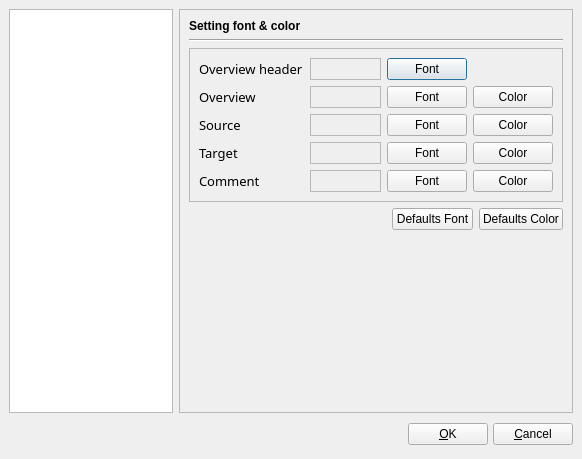
Qt form pootling/ui/Preference.ui (cc-archive/pootle) before a commit.
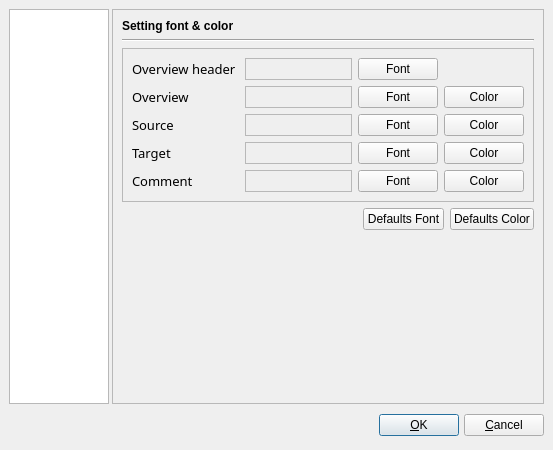
The same form after that commit. The open tabs and pages were chosen to show the change.

Commit message: Improve interface of Preferece dialog, MainEditor, and tmSetting

Diff of the .ui file:
```diff
--- a/pootling/ui/Preference.ui
+++ b/pootling/ui/Preference.ui
@@ -5,8 +5,8 @@
    <rect>
     <x>0</x>
     <y>0</y>
-    <width>582</width>
-    <height>459</height>
+    <width>553</width>
+    <height>450</height>
    </rect>
   </property>
   <property name="sizePolicy" >
@@ -27,6 +27,66 @@
    <property name="spacing" >
     <number>6</number>
    </property>
+   <item row="1" column="1" >
+    <layout class="QHBoxLayout" >
+     <property name="margin" >
+      <number>0</number>
+     </property>
+     <property name="spacing" >
+      <number>5</number>
+     </property>
+     <item>
+      <spacer>
+       <property name="orientation" >
+        <enum>Qt::Horizontal</enum>
+       </property>
+       <property name="sizeHint" >
+        <size>
+         <width>287</width>
+         <height>31</height>
+        </size>
+       </property>
+      </spacer>
+     </item>
+     <item>
+      <widget class="QPushButton" name="okButton" >
+       <property name="sizePolicy" >
+        <sizepolicy>
+         <hsizetype>1</hsizetype>
+         <vsizetype>0</vsizetype>
+         <horstretch>0</horstretch>
+         <verstretch>0</verstretch>
+        </sizepolicy>
+       </property>
+       <property name="text" >
+        <string>&amp;OK</string>
+       </property>
+      </widget>
+     </item>
+     <item>
+      <widget class="QPushButton" name="cancelButton" >
+       <property name="text" >
+        <string>&amp;Cancel</string>
+       </property>
+      </widget>
+     </item>
+    </layout>
+   </item>
+   <item row="0" column="0" colspan="2" >
+    <widget class="QFrame" name="frame" >
+     <property name="frameShape" >
+      <enum>QFrame::NoFrame</enum>
+     </property>
+     <property name="frameShadow" >
+      <enum>QFrame::Raised</enum>
+     </property>
+     <layout class="QGridLayout" >
+      <property name="margin" >
+       <number>0</number>
+      </property>
+      <property name="spacing" >
+       <number>3</number>
+      </property>
    <item row="0" column="1" >
     <widget class="QStackedWidget" name="stackedWidget" >
      <property name="sizePolicy" >
@@ -37,6 +97,12 @@
        <verstretch>0</verstretch>
       </sizepolicy>
      </property>
+        <property name="minimumSize" >
+         <size>
+          <width>0</width>
+          <height>0</height>
+         </size>
+        </property>
      <property name="frameShape" >
       <enum>QFrame::StyledPanel</enum>
      </property>
@@ -130,7 +196,7 @@
         </widget>
        </item>
        <item row="2" column="0" >
-        <widget class="QFrame" name="frame" >
+           <widget class="QFrame" name="frame_2" >
          <property name="sizePolicy" >
           <sizepolicy>
            <hsizetype>7</hsizetype>
@@ -392,24 +458,18 @@
        <property name="spacing" >
         <number>6</number>
        </property>
-       <item row="0" column="0" >
-        <widget class="QLabel" name="label_4" >
-         <property name="font" >
-          <font>
-           <pointsize>9</pointsize>
-           <weight>75</weight>
-           <bold>true</bold>
-          </font>
+          <item row="3" column="1" >
+           <widget class="QPushButton" name="bntDefaultsFont" >
+            <property name="sizePolicy" >
+             <sizepolicy>
+              <hsizetype>0</hsizetype>
+              <vsizetype>0</vsizetype>
+              <horstretch>0</horstretch>
+              <verstretch>0</verstretch>
+             </sizepolicy>
          </property>
          <property name="text" >
-          <string>Setting font &amp; color</string>
-         </property>
-        </widget>
-       </item>
-       <item row="1" column="0" colspan="3" >
-        <widget class="Line" name="line_2" >
-         <property name="orientation" >
-          <enum>Qt::Horizontal</enum>
+             <string>Defaults Font</string>
          </property>
         </widget>
        </item>
@@ -440,7 +500,7 @@
            <widget class="QLabel" name="label2_4" >
             <property name="sizePolicy" >
              <sizepolicy>
-              <hsizetype>0</hsizetype>
+                 <hsizetype>7</hsizetype>
               <vsizetype>0</vsizetype>
               <horstretch>0</horstretch>
               <verstretch>0</verstretch>
@@ -471,106 +531,11 @@
             </property>
            </widget>
           </item>
-          <item row="0" column="2" >
-           <widget class="QPushButton" name="bntFontOverviewHeader" >
-            <property name="sizePolicy" >
-             <sizepolicy>
-              <hsizetype>0</hsizetype>
-              <vsizetype>0</vsizetype>
-              <horstretch>0</horstretch>
-              <verstretch>0</verstretch>
-             </sizepolicy>
-            </property>
-            <property name="text" >
-             <string>Font</string>
-            </property>
-           </widget>
-          </item>
-          <item row="0" column="1" >
-           <widget class="QLabel" name="lblOverViewHeader" >
-            <property name="sizePolicy" >
-             <sizepolicy>
-              <hsizetype>7</hsizetype>
-              <vsizetype>0</vsizetype>
-              <horstretch>0</horstretch>
-              <verstretch>0</verstretch>
-             </sizepolicy>
-            </property>
-            <property name="font" >
-             <font>
-              <family>Sans Serif</family>
-              <pointsize>11</pointsize>
-              <weight>50</weight>
-              <italic>false</italic>
-              <bold>false</bold>
-              <underline>false</underline>
-              <strikeout>false</strikeout>
-             </font>
-            </property>
-            <property name="frameShape" >
-             <enum>QFrame::StyledPanel</enum>
-            </property>
-            <property name="text" >
-             <string/>
-            </property>
-           </widget>
-          </item>
-          <item row="1" column="3" >
-           <widget class="QPushButton" name="btnColorOverview" >
-            <property name="text" >
-             <string>Color</string>
-            </property>
-           </widget>
-          </item>
-          <item row="1" column="2" >
-           <widget class="QPushButton" name="bntFontOverview" >
-            <property name="sizePolicy" >
-             <sizepolicy>
-              <hsizetype>0</hsizetype>
-              <vsizetype>0</vsizetype>
-              <horstretch>0</horstretch>
-              <verstretch>0</verstretch>
-             </sizepolicy>
-            </property>
-            <property name="text" >
-             <string>Font</string>
-            </property>
-           </widget>
-          </item>
-          <item row="1" column="1" >
-           <widget class="QLabel" name="lblOverView" >
-            <property name="sizePolicy" >
-             <sizepolicy>
-              <hsizetype>7</hsizetype>
-              <vsizetype>0</vsizetype>
-              <horstretch>0</horstretch>
-              <verstretch>0</verstretch>
-             </sizepolicy>
-            </property>
-            <property name="font" >
-             <font>
-              <family>Sans Serif</family>
-              <pointsize>11</pointsize>
-              <weight>50</weight>
-              <italic>false</italic>
-              <bold>false</bold>
-              <underline>false</underline>
-              <strikeout>false</strikeout>
-             </font>
-            </property>
-            <property name="frameShape" >
-             <enum>QFrame::StyledPanel</enum>
-            </property>
-            <property name="text" >
-             <string/>
-            </property>
-           </widget>
-          </item>
           <item row="1" column="0" >
            <widget class="QLabel" name="label2_5" >
             <property name="sizePolicy" >
              <sizepolicy>
-              <hsizetype>0</hsizetype>
+                 <hsizetype>7</hsizetype>
               <vsizetype>0</vsizetype>
               <horstretch>0</horstretch>
               <verstretch>0</verstretch>
@@ -601,113 +566,11 @@
             </property>
            </widget>
           </item>
-          <item row="3" column="2" >
-           <widget class="QPushButton" name="bntFontTarget" >
-            <property name="sizePolicy" >
-             <sizepolicy>
-              <hsizetype>0</hsizetype>
-              <vsizetype>0</vsizetype>
-              <horstretch>0</horstretch>
-              <verstretch>0</verstretch>
-             </sizepolicy>
-            </property>
-            <property name="text" >
-             <string>Font</string>
-            </property>
-           </widget>
-          </item>
-          <item row="4" column="1" >
-           <widget class="QLabel" name="lblComment" >
-            <property name="sizePolicy" >
-             <sizepolicy>
-              <hsizetype>7</hsizetype>
-              <vsizetype>0</vsizetype>
-              <horstretch>0</horstretch>
-              <verstretch>0</verstretch>
-             </sizepolicy>
-            </property>
-            <property name="font" >
-             <font>
-              <family>Sans Serif</family>
-              <pointsize>11</pointsize>
-              <weight>50</weight>
-              <italic>false</italic>
-              <bold>false</bold>
-              <underline>false</underline>
-              <strikeout>false</strikeout>
-             </font>
-            </property>
-            <property name="frameShape" >
-             <enum>QFrame::StyledPanel</enum>
-            </property>
-            <property name="text" >
-             <string/>
-            </property>
-           </widget>
-          </item>
-          <item row="3" column="1" >
-           <widget class="QLabel" name="lblTarget" >
-            <property name="sizePolicy" >
-             <sizepolicy>
-              <hsizetype>7</hsizetype>
-              <vsizetype>0</vsizetype>
-              <horstretch>0</horstretch>
-              <verstretch>0</verstretch>
-             </sizepolicy>
-            </property>
-            <property name="font" >
-             <font>
-              <family>Sans Serif</family>
-              <pointsize>11</pointsize>
-              <weight>50</weight>
-              <italic>false</italic>
-              <bold>false</bold>
-              <underline>false</underline>
-              <strikeout>false</strikeout>
-             </font>
-            </property>
-            <property name="frameShape" >
-             <enum>QFrame::StyledPanel</enum>
-            </property>
-            <property name="text" >
-             <string/>
-            </property>
-           </widget>
-          </item>
-          <item row="2" column="1" >
-           <widget class="QLabel" name="lblSource" >
-            <property name="sizePolicy" >
-             <sizepolicy>
-              <hsizetype>7</hsizetype>
-              <vsizetype>0</vsizetype>
-              <horstretch>0</horstretch>
-              <verstretch>0</verstretch>
-             </sizepolicy>
-            </property>
-            <property name="font" >
-             <font>
-              <family>Sans Serif</family>
-              <pointsize>11</pointsize>
-              <weight>50</weight>
-              <italic>false</italic>
-              <bold>false</bold>
-              <underline>false</underline>
-              <strikeout>false</strikeout>
-             </font>
-            </property>
-            <property name="frameShape" >
-             <enum>QFrame::StyledPanel</enum>
-            </property>
-            <property name="text" >
-             <string/>
-            </property>
-           </widget>
-          </item>
           <item row="2" column="0" >
            <widget class="QLabel" name="Source_2" >
             <property name="sizePolicy" >
              <sizepolicy>
-              <hsizetype>0</hsizetype>
+                 <hsizetype>7</hsizetype>
               <vsizetype>0</vsizetype>
               <horstretch>0</horstretch>
               <verstretch>0</verstretch>
@@ -729,18 +592,29 @@
             </property>
            </widget>
           </item>
-          <item row="2" column="2" >
-           <widget class="QPushButton" name="bntFontSource" >
+             <item row="3" column="0" >
+              <widget class="QLabel" name="label4_3" >
             <property name="sizePolicy" >
              <sizepolicy>
-              <hsizetype>0</hsizetype>
+                 <hsizetype>7</hsizetype>
               <vsizetype>0</vsizetype>
               <horstretch>0</horstretch>
               <verstretch>0</verstretch>
              </sizepolicy>
             </property>
+               <property name="font" >
+                <font>
+                 <family>Sans Serif</family>
+                 <pointsize>10</pointsize>
+                 <weight>50</weight>
+                 <italic>false</italic>
+                 <bold>false</bold>
+                 <underline>false</underline>
+                 <strikeout>false</strikeout>
+                </font>
+               </property>
             <property name="text" >
-             <string>Font</string>
+                <string>Target</string>
             </property>
            </widget>
           </item>
@@ -748,7 +622,7 @@
            <widget class="QLabel" name="lblsupportteam_2" >
             <property name="sizePolicy" >
              <sizepolicy>
-              <hsizetype>0</hsizetype>
+                 <hsizetype>7</hsizetype>
               <vsizetype>0</vsizetype>
               <horstretch>0</horstretch>
               <verstretch>0</verstretch>
@@ -770,6 +644,20 @@
             </property>
            </widget>
           </item>
+             <item row="2" column="3" >
+              <widget class="QPushButton" name="btnColorSource" >
+               <property name="text" >
+                <string>Color</string>
+               </property>
+              </widget>
+             </item>
+             <item row="4" column="3" >
+              <widget class="QPushButton" name="btnColorComment" >
+               <property name="text" >
+                <string>Color</string>
+               </property>
+              </widget>
+             </item>
           <item row="4" column="2" >
            <widget class="QPushButton" name="bntFontComment" >
             <property name="sizePolicy" >
@@ -785,8 +673,8 @@
             </property>
            </widget>
           </item>
-          <item row="3" column="0" >
-           <widget class="QLabel" name="label4_3" >
+             <item row="3" column="2" >
+              <widget class="QPushButton" name="bntFontTarget" >
             <property name="sizePolicy" >
              <sizepolicy>
               <hsizetype>0</hsizetype>
@@ -795,10 +683,55 @@
               <verstretch>0</verstretch>
              </sizepolicy>
             </property>
+               <property name="text" >
+                <string>Font</string>
+               </property>
+              </widget>
+             </item>
+             <item row="2" column="2" >
+              <widget class="QPushButton" name="bntFontSource" >
+               <property name="sizePolicy" >
+                <sizepolicy>
+                 <hsizetype>0</hsizetype>
+                 <vsizetype>0</vsizetype>
+                 <horstretch>0</horstretch>
+                 <verstretch>0</verstretch>
+                </sizepolicy>
+               </property>
+               <property name="text" >
+                <string>Font</string>
+               </property>
+              </widget>
+             </item>
+             <item row="1" column="2" >
+              <widget class="QPushButton" name="bntFontOverview" >
+               <property name="sizePolicy" >
+                <sizepolicy>
+                 <hsizetype>0</hsizetype>
+                 <vsizetype>0</vsizetype>
+                 <horstretch>0</horstretch>
+                 <verstretch>0</verstretch>
+                </sizepolicy>
+               </property>
+               <property name="text" >
+                <string>Font</string>
+               </property>
+              </widget>
+             </item>
+             <item row="4" column="1" >
+              <widget class="QLabel" name="lblComment" >
+               <property name="sizePolicy" >
+                <sizepolicy>
+                 <hsizetype>7</hsizetype>
+                 <vsizetype>0</vsizetype>
+                 <horstretch>0</horstretch>
+                 <verstretch>0</verstretch>
+                </sizepolicy>
+               </property>
             <property name="font" >
              <font>
               <family>Sans Serif</family>
-              <pointsize>10</pointsize>
+                 <pointsize>11</pointsize>
               <weight>50</weight>
               <italic>false</italic>
               <bold>false</bold>
@@ -806,15 +739,142 @@
               <strikeout>false</strikeout>
              </font>
             </property>
+               <property name="frameShape" >
+                <enum>QFrame::StyledPanel</enum>
+               </property>
             <property name="text" >
-             <string>Target</string>
+                <string/>
             </property>
            </widget>
           </item>
-          <item row="2" column="3" >
-           <widget class="QPushButton" name="btnColorSource" >
+             <item row="2" column="1" >
+              <widget class="QLabel" name="lblSource" >
+               <property name="sizePolicy" >
+                <sizepolicy>
+                 <hsizetype>7</hsizetype>
+                 <vsizetype>0</vsizetype>
+                 <horstretch>0</horstretch>
+                 <verstretch>0</verstretch>
+                </sizepolicy>
+               </property>
+               <property name="font" >
+                <font>
+                 <family>Sans Serif</family>
+                 <pointsize>11</pointsize>
+                 <weight>50</weight>
+                 <italic>false</italic>
+                 <bold>false</bold>
+                 <underline>false</underline>
+                 <strikeout>false</strikeout>
+                </font>
+               </property>
+               <property name="frameShape" >
+                <enum>QFrame::StyledPanel</enum>
+               </property>
             <property name="text" >
-             <string>Color</string>
+                <string/>
+               </property>
+              </widget>
+             </item>
+             <item row="1" column="1" >
+              <widget class="QLabel" name="lblOverView" >
+               <property name="sizePolicy" >
+                <sizepolicy>
+                 <hsizetype>7</hsizetype>
+                 <vsizetype>0</vsizetype>
+                 <horstretch>0</horstretch>
+                 <verstretch>0</verstretch>
+                </sizepolicy>
+               </property>
+               <property name="font" >
+                <font>
+                 <family>Sans Serif</family>
+                 <pointsize>11</pointsize>
+                 <weight>50</weight>
+                 <italic>false</italic>
+                 <bold>false</bold>
+                 <underline>false</underline>
+                 <strikeout>false</strikeout>
+                </font>
+               </property>
+               <property name="frameShape" >
+                <enum>QFrame::StyledPanel</enum>
+               </property>
+               <property name="text" >
+                <string/>
+               </property>
+              </widget>
+             </item>
+             <item row="0" column="2" >
+              <widget class="QPushButton" name="bntFontOverviewHeader" >
+               <property name="sizePolicy" >
+                <sizepolicy>
+                 <hsizetype>0</hsizetype>
+                 <vsizetype>0</vsizetype>
+                 <horstretch>0</horstretch>
+                 <verstretch>0</verstretch>
+                </sizepolicy>
+               </property>
+               <property name="text" >
+                <string>Font</string>
+               </property>
+              </widget>
+             </item>
+             <item row="0" column="1" >
+              <widget class="QLabel" name="lblOverViewHeader" >
+               <property name="sizePolicy" >
+                <sizepolicy>
+                 <hsizetype>7</hsizetype>
+                 <vsizetype>0</vsizetype>
+                 <horstretch>0</horstretch>
+                 <verstretch>0</verstretch>
+                </sizepolicy>
+               </property>
+               <property name="font" >
+                <font>
+                 <family>Sans Serif</family>
+                 <pointsize>11</pointsize>
+                 <weight>50</weight>
+                 <italic>false</italic>
+                 <bold>false</bold>
+                 <underline>false</underline>
+                 <strikeout>false</strikeout>
+                </font>
+               </property>
+               <property name="frameShape" >
+                <enum>QFrame::StyledPanel</enum>
+               </property>
+               <property name="text" >
+                <string/>
+               </property>
+              </widget>
+             </item>
+             <item row="3" column="1" >
+              <widget class="QLabel" name="lblTarget" >
+               <property name="sizePolicy" >
+                <sizepolicy>
+                 <hsizetype>7</hsizetype>
+                 <vsizetype>0</vsizetype>
+                 <horstretch>0</horstretch>
+                 <verstretch>0</verstretch>
+                </sizepolicy>
+               </property>
+               <property name="font" >
+                <font>
+                 <family>Sans Serif</family>
+                 <pointsize>11</pointsize>
+                 <weight>50</weight>
+                 <italic>false</italic>
+                 <bold>false</bold>
+                 <underline>false</underline>
+                 <strikeout>false</strikeout>
+                </font>
+               </property>
+               <property name="frameShape" >
+                <enum>QFrame::StyledPanel</enum>
+               </property>
+               <property name="text" >
+                <string/>
             </property>
            </widget>
           </item>
@@ -825,8 +885,8 @@
             </property>
            </widget>
           </item>
-          <item row="4" column="3" >
-           <widget class="QPushButton" name="btnColorComment" >
+             <item row="1" column="3" >
+              <widget class="QPushButton" name="btnColorOverview" >
             <property name="text" >
              <string>Color</string>
             </property>
@@ -835,21 +895,6 @@
          </layout>
         </widget>
        </item>
-       <item row="3" column="1" >
-        <widget class="QPushButton" name="bntDefaultsFont" >
-         <property name="sizePolicy" >
-          <sizepolicy>
-           <hsizetype>0</hsizetype>
-           <vsizetype>0</vsizetype>
-           <horstretch>0</horstretch>
-           <verstretch>0</verstretch>
-          </sizepolicy>
-         </property>
-         <property name="text" >
-          <string>Defaults Font</string>
-         </property>
-        </widget>
-       </item>
        <item row="3" column="2" >
         <widget class="QPushButton" name="bntDefaultsColor" >
          <property name="sizePolicy" >
@@ -865,6 +910,35 @@
          </property>
         </widget>
        </item>
+          <item row="1" column="0" colspan="3" >
+           <widget class="Line" name="line_2" >
+            <property name="orientation" >
+             <enum>Qt::Horizontal</enum>
+            </property>
+           </widget>
+          </item>
+          <item row="0" column="0" colspan="2" >
+           <widget class="QLabel" name="label_4" >
+            <property name="sizePolicy" >
+             <sizepolicy>
+              <hsizetype>7</hsizetype>
+              <vsizetype>5</vsizetype>
+              <horstretch>0</horstretch>
+              <verstretch>0</verstretch>
+             </sizepolicy>
+            </property>
+            <property name="font" >
+             <font>
+              <pointsize>9</pointsize>
+              <weight>75</weight>
+              <bold>true</bold>
+             </font>
+            </property>
+            <property name="text" >
+             <string>Setting font &amp; color</string>
+            </property>
+           </widget>
+          </item>
        <item row="4" column="0" >
         <spacer>
          <property name="orientation" >
@@ -873,7 +947,7 @@
          <property name="sizeHint" >
           <size>
            <width>20</width>
-           <height>51</height>
+              <height>61</height>
           </size>
          </property>
         </spacer>
@@ -886,61 +960,37 @@
     <widget class="QListWidget" name="listWidget" >
      <property name="sizePolicy" >
       <sizepolicy>
-       <hsizetype>5</hsizetype>
-       <vsizetype>5</vsizetype>
+          <hsizetype>1</hsizetype>
+          <vsizetype>1</vsizetype>
        <horstretch>0</horstretch>
        <verstretch>0</verstretch>
       </sizepolicy>
      </property>
+        <property name="minimumSize" >
+         <size>
+          <width>0</width>
+          <height>0</height>
+         </size>
+        </property>
+        <property name="maximumSize" >
+         <size>
+          <width>100</width>
+          <height>16777215</height>
+         </size>
+        </property>
      <property name="resizeMode" >
       <enum>QListView::Adjust</enum>
      </property>
-    </widget>
-   </item>
-   <item row="1" column="1" >
-    <layout class="QHBoxLayout" >
-     <property name="margin" >
+        <property name="layoutMode" >
+         <enum>QListView::SinglePass</enum>
+        </property>
+        <property name="modelColumn" >
       <number>0</number>
      </property>
-     <property name="spacing" >
-      <number>5</number>
-     </property>
-     <item>
-      <spacer>
-       <property name="orientation" >
-        <enum>Qt::Horizontal</enum>
-       </property>
-       <property name="sizeHint" >
-        <size>
-         <width>287</width>
-         <height>31</height>
-        </size>
-       </property>
-      </spacer>
-     </item>
-     <item>
-      <widget class="QPushButton" name="okButton" >
-       <property name="sizePolicy" >
-        <sizepolicy>
-         <hsizetype>1</hsizetype>
-         <vsizetype>0</vsizetype>
-         <horstretch>0</horstretch>
-         <verstretch>0</verstretch>
-        </sizepolicy>
-       </property>
-       <property name="text" >
-        <string>&amp;OK</string>
-       </property>
-      </widget>
-     </item>
-     <item>
-      <widget class="QPushButton" name="cancelButton" >
-       <property name="text" >
-        <string>&amp;Cancel</string>
-       </property>
       </widget>
      </item>
     </layout>
+    </widget>
    </item>
   </layout>
  </widget>
```
Left out of the diff: 146 changed lines with no effect on the pictures. Lines whose indentation alone changed are shown as unchanged. The commit also changes 5 other files.
